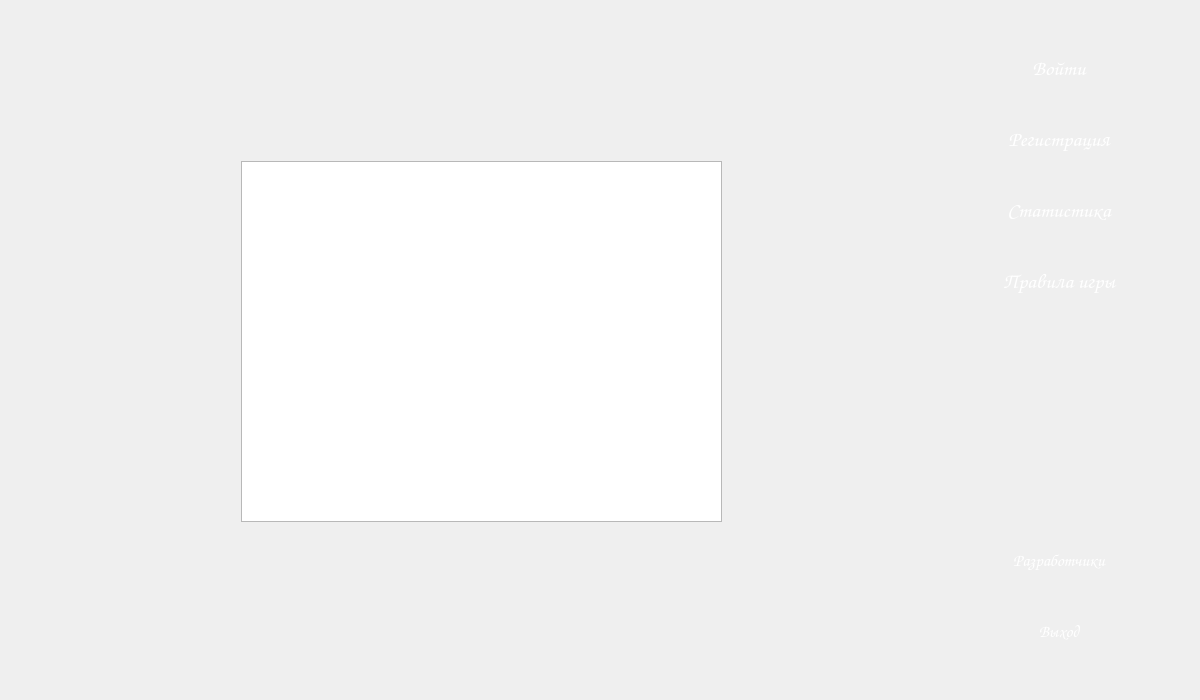
Old version of the form mainwindow.ui in the repository dronnikovigor/gui-1h2017-14.
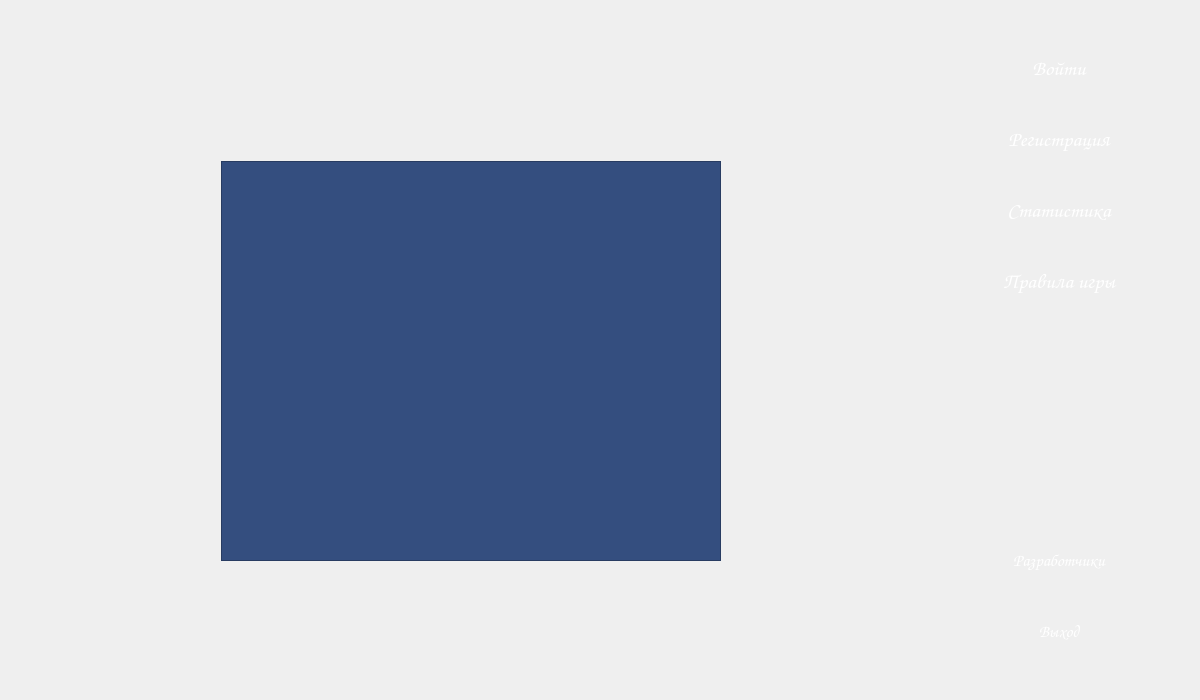
New version of the form. Icons and pictures are not drawn.

Commit message: Design update for stats

The edit to the form file:
```diff
--- a/mainwindow.ui
+++ b/mainwindow.ui
@@ -321,18 +321,26 @@
        <widget class="QTextBrowser" name="statBrowser">
         <property name="geometry">
          <rect>
-          <x>230</x>
+          <x>210</x>
           <y>150</y>
-          <width>481</width>
-          <height>361</height>
+          <width>500</width>
+          <height>400</height>
          </rect>
         </property>
         <property name="font">
          <font>
-          <family>Segoe UI</family>
+          <family>Comic Sans MS</family>
           <pointsize>17</pointsize>
+          <weight>50</weight>
+          <italic>false</italic>
+          <bold>false</bold>
          </font>
         </property>
+        <property name="styleSheet">
+         <string notr="true">color: rgb(255, 255, 255);
+font: 17pt &quot;Comic Sans MS&quot;;
+background-color: rgb(52, 78, 127);</string>
+        </property>
        </widget>
       </widget>
      </widget>
```
